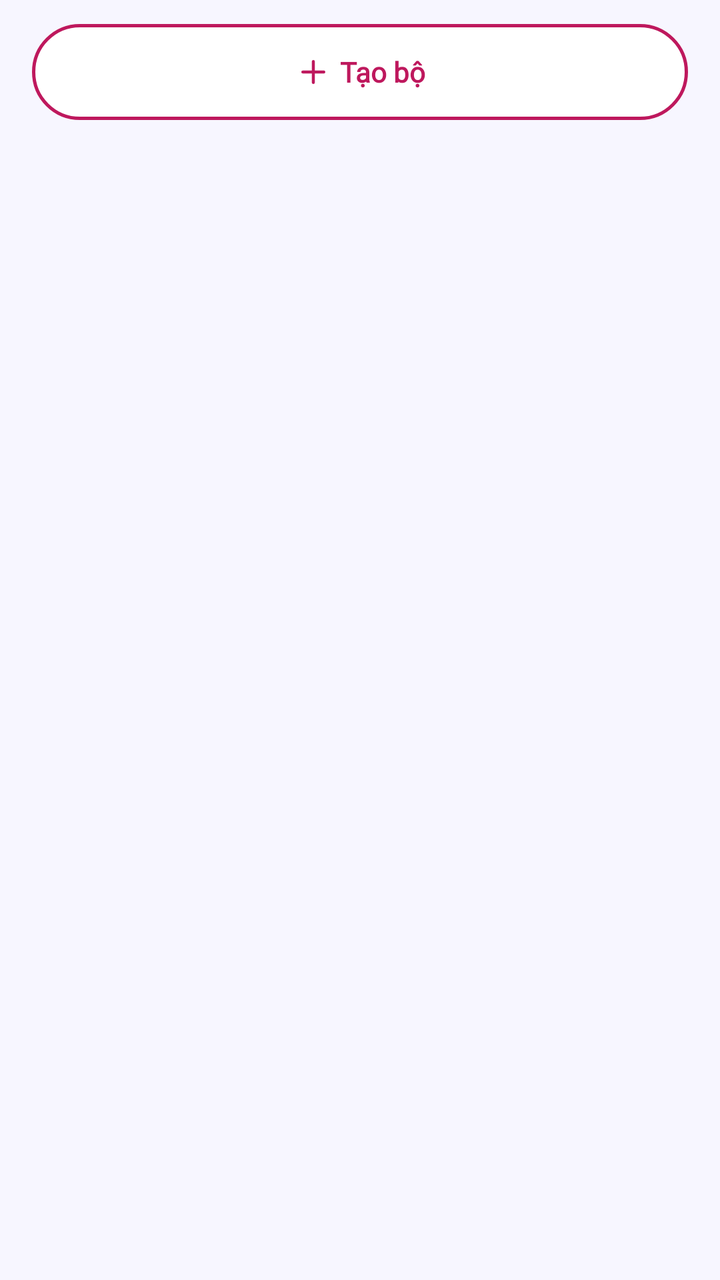
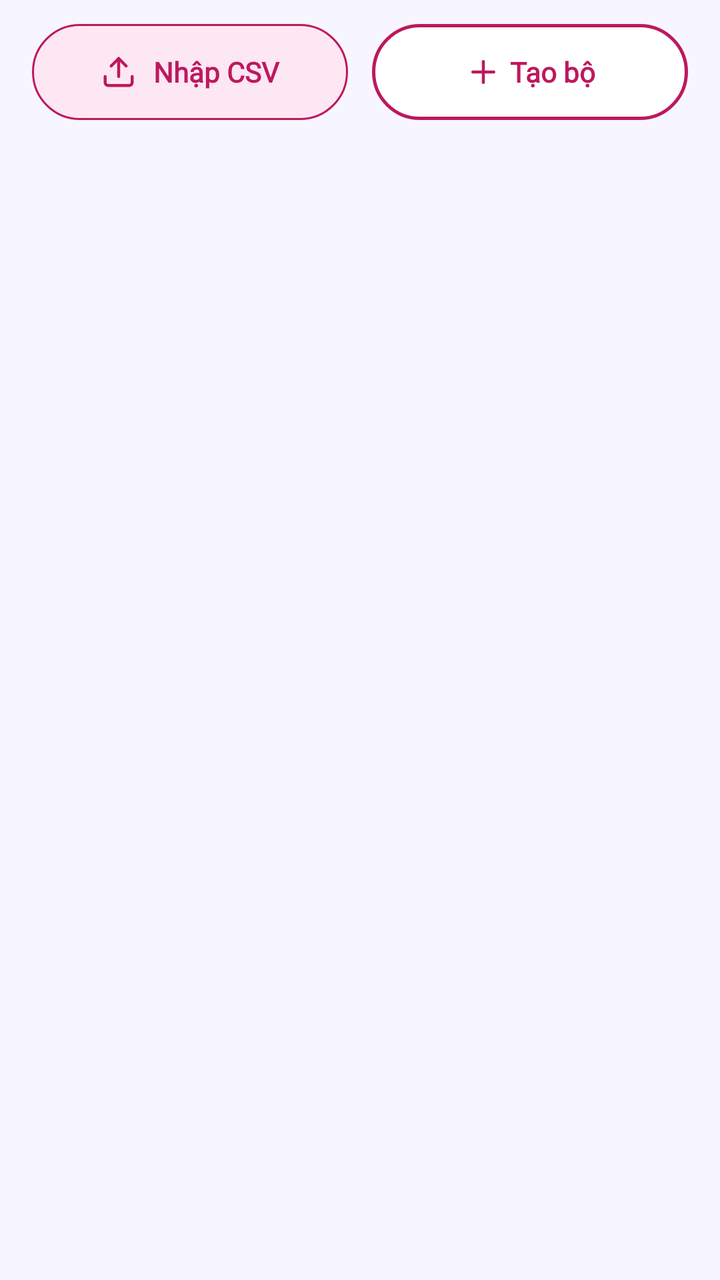

Before-and-after screenshots of an Android layout around one commit, followed by the original layout XML and the change that was made.
<!-- AndroidManifest.xml: application theme Theme.LearningE -->
<!-- res/layout/fragment_my_decks.xml -->
<?xml version="1.0" encoding="utf-8"?>
<LinearLayout xmlns:android="http://schemas.android.com/apk/res/android"
    xmlns:app="http://schemas.android.com/apk/res-auto"
    android:layout_width="match_parent"
    android:layout_height="match_parent"
    android:orientation="vertical"
    android:theme="@style/ThemeOverlay.LearningE.Deck">

    <LinearLayout
        android:id="@+id/ll_deck_actions"
        android:layout_width="match_parent"
        android:layout_height="wrap_content"
        android:orientation="horizontal"
        android:paddingHorizontal="@dimen/space_4"
        android:paddingTop="@dimen/space_3"
        android:paddingBottom="@dimen/space_2">

        <com.google.android.material.button.MaterialButton
            android:id="@+id/btn_create_deck"
            style="@style/Widget.LearningE.Button.Outlined"
            android:layout_width="0dp"
            android:layout_height="wrap_content"
            android:layout_weight="1"
            android:text="@string/deck_create"
            app:icon="@drawable/ic_plus"
            app:iconGravity="textStart" />
    </LinearLayout>

    <androidx.recyclerview.widget.RecyclerView
        android:id="@+id/rv_decks"
        android:layout_width="match_parent"
        android:layout_height="match_parent"
        android:clipToPadding="false"
        android:paddingBottom="@dimen/space_4"
        app:layoutManager="androidx.recyclerview.widget.LinearLayoutManager" />
</LinearLayout>
<!-- resources referenced by this layout -->
<resources>
  <dimen name="space_2">8dp</dimen>
  <dimen name="space_3">12dp</dimen>
  <dimen name="space_4">16dp</dimen>
  <string name="deck_create">Tạo bộ</string>
  <color name="feat_deck">#BE185D</color>
  <color name="on_feat_deck">#FFFFFF</color>
  <color name="feat_deck_container">#FCE7F3</color>
  <dimen name="button_height_m">48dp</dimen>
  <style name="ShapeAppearance.LearningE.Full" parent="ShapeAppearance.Material3.SmallComponent">
          <item name="cornerSize">50%</item>
      </style>
  <color name="surface">#FFFFFF</color>
  <dimen name="stroke_button">1.5dp</dimen>
  <color name="primary">#5146E0</color>
  <color name="on_primary">#FFFFFF</color>
  <color name="primary_container">#ECEBFF</color>
  <color name="on_primary_container">#2A2180</color>
  <color name="accent">#FF7A59</color>
  <color name="on_accent">#1E1B3A</color>
  <color name="sun">#FFC93C</color>
  <color name="on_sun">#1E1B3A</color>
  <color name="background">#F7F6FF</color>
  <color name="on_surface">#1E1B3A</color>
  <color name="surface_variant">#F0EFFA</color>
  <color name="on_surface_variant">#5A5775</color>
  <color name="outline_strong">#7F7B9F</color>
  <color name="outline">#DDDBEE</color>
  <color name="error">#C62828</color>
  <color name="error_container">#FDE8E8</color>
  <style name="Widget.LearningE.TextField" parent="Widget.Material3.TextInputLayout.OutlinedBox">
          <item name="shapeAppearance">@style/ShapeAppearance.LearningE.Medium</item>
          <item name="boxBackgroundColor">@color/surface</item>
          <item name="errorIconDrawable">@drawable/ic_info</item>
      </style>
  <dimen name="elevation_2">3dp</dimen>
  <dimen name="stroke_card">1dp</dimen>
  <style name="ShapeAppearance.LearningE.Large" parent="ShapeAppearance.Material3.LargeComponent">
          <item name="cornerSize">@dimen/radius_l</item>
      </style>
  <style name="ShapeAppearance.LearningE.Medium" parent="ShapeAppearance.Material3.MediumComponent">
          <item name="cornerSize">@dimen/radius_m</item>
      </style>
  <dimen name="progress_thickness">8dp</dimen>
  <dimen name="space_1">4dp</dimen>
  <dimen name="radius_l">16dp</dimen>
  <dimen name="radius_m">12dp</dimen>
  <!-- unchanged entries left out for length: 19 -->
</resources>

<!-- the commit's change to res/layout/fragment_my_decks.xml (unified diff, before → after) -->
@@ -14,6 +14,17 @@
         android:paddingHorizontal="@dimen/space_4"
         android:paddingTop="@dimen/space_3"
         android:paddingBottom="@dimen/space_2">
+
+        <com.google.android.material.button.MaterialButton
+            android:id="@+id/btn_import_deck"
+            style="@style/Widget.LearningE.Button.Tonal"
+            android:layout_width="0dp"
+            android:layout_height="wrap_content"
+            android:layout_marginEnd="@dimen/space_3"
+            android:layout_weight="1"
+            android:text="@string/deck_import"
+            app:icon="@drawable/ic_upload"
+            app:iconGravity="textStart" />
 
         <com.google.android.material.button.MaterialButton
             android:id="@+id/btn_create_deck"
<!-- resource entries referenced after the edit -->
@@ -3,7 +3,47 @@
   <dimen name="space_2">8dp</dimen>
   <dimen name="space_3">12dp</dimen>
   <dimen name="space_4">16dp</dimen>
+  <!-- drawable ic_upload (drawable) -->
+  <?xml version="1.0" encoding="utf-8"?>
+  <vector xmlns:android="http://schemas.android.com/apk/res/android"
+      android:width="24dp"
+      android:height="24dp"
+      android:tint="?attr/colorOnSurface"
+      android:viewportWidth="24"
+      android:viewportHeight="24">
+      <path
+          android:fillColor="@android:color/transparent"
+          android:pathData="M12 3v12"
+          android:strokeColor="#FFFFFF"
+          android:strokeLineCap="round"
+          android:strokeLineJoin="round"
+          android:strokeWidth="2" />
+      <path
+          android:fillColor="@android:color/transparent"
+          android:pathData="m17 8-5-5-5 5"
+          android:strokeColor="#FFFFFF"
+          android:strokeLineCap="round"
+          android:strokeLineJoin="round"
+          android:strokeWidth="2" />
+      <path
+          android:fillColor="@android:color/transparent"
+          android:pathData="M21 15v4a2 2 0 0 1-2 2H5a2 2 0 0 1-2-2v-4"
+          android:strokeColor="#FFFFFF"
+          android:strokeLineCap="round"
+          android:strokeLineJoin="round"
+          android:strokeWidth="2" />
+  </vector>
   <string name="deck_create">Tạo bộ</string>
+  <string name="deck_import">Nhập CSV</string>
+  <style name="Widget.LearningE.Button.Tonal" parent="Widget.Material3.Button.TonalButton">
+          <item name="android:minHeight">@dimen/button_height_m</item>
+          <item name="android:insetTop">0dp</item>
+          <item name="android:insetBottom">0dp</item>
+          <item name="android:textAppearance">@style/TextAppearance.LearningE.Label</item>
+          <item name="shapeAppearance">@style/ShapeAppearance.LearningE.Full</item>
+          <item name="strokeColor">?attr/colorPrimary</item>
+          <item name="strokeWidth">@dimen/stroke_card</item>
+      </style>
   <color name="feat_deck">#BE185D</color>
   <color name="on_feat_deck">#FFFFFF</color>
   <color name="feat_deck_container">#FCE7F3</color>
